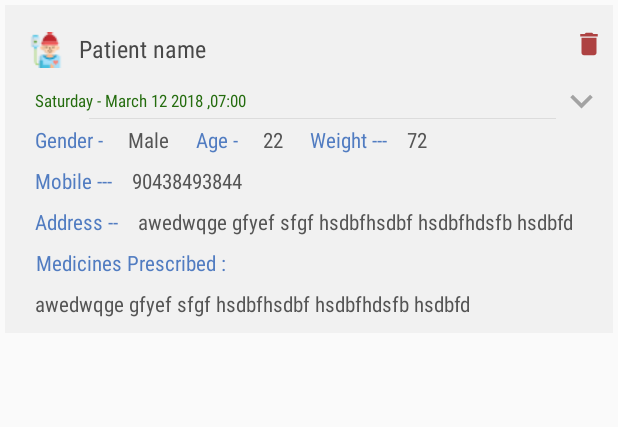
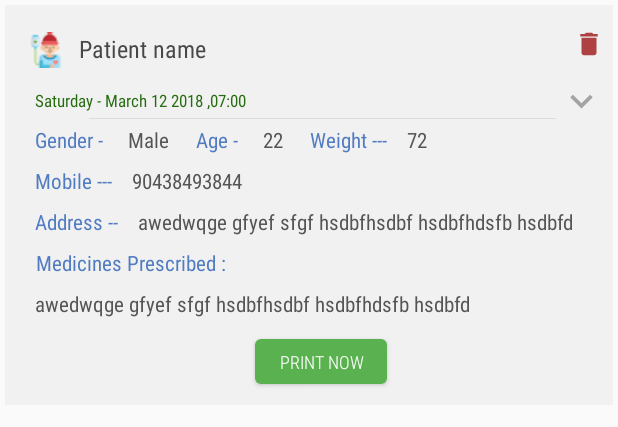
Before and after one commit to saijayant/DoctorsPrescription, an Android app: the layout patient_item_list.xml on its own in the app's theme, with its tools: preview values and no code run, on a phone screen of 412 x 824 dp. Shown: the top 427 px of the screen. Run offline under Robolectric (Android 15) with nearby library versions, the phone set to English and light mode, and no system bars.

Commit message:
added minor fixes

```diff
--- a/app/src/main/java/com/sai_jayant/doctorprescription/AddPatientActivity.java
+++ b/app/src/main/java/com/sai_jayant/doctorprescription/AddPatientActivity.java
@@ -88,6 +88,7 @@ public class AddPatientActivity extends AppCompatActivity {
     private SQLiteDatabase sqLiteDatabase;
     private String date_now;
     private EditText search;
+    private String search_text;
 
 
     @TargetApi(Build.VERSION_CODES.M)
@@ -260,6 +261,7 @@ public class AddPatientActivity extends AppCompatActivity {
             @Override
             public void afterTextChanged(Editable s) {
                 filter(s.toString());
+                search_text=s.toString();
 
             }
         });
@@ -349,6 +351,7 @@ public class AddPatientActivity extends AppCompatActivity {
                 contactNumberLists.add(position, m);
                 adapter1.notifyItemInserted(position);
                 adapter1.notifyDataSetChanged();
+                search.setText(search_text);
 
             }
 
--- a/app/src/main/java/com/sai_jayant/doctorprescription/CostomChildClass.java
+++ b/app/src/main/java/com/sai_jayant/doctorprescription/CostomChildClass.java
@@ -94,7 +94,7 @@ public class CostomChildClass extends Activity {
                 intent.putExtra("setFood", setFood);
                 intent.putExtra("setDosages", setDosages);
                 intent.putExtra("setFrequency", setFrequency);
-                intent.putExtra("cycle", setDays);
+                intent.putExtra("setDays", setDays);
                 intent.putExtra("from", "daily_dosages");
                 intent.putExtra("position", position);
                 intent.putExtra("from_cos", from_cos);
--- a/app/src/main/res/layout/medicine_item_list.xml
+++ b/app/src/main/res/layout/medicine_item_list.xml
@@ -84,6 +84,7 @@
             android:layout_width="match_parent"
             android:layout_height="wrap_content"
             android:layout_below="@+id/check_layout"
+            android:visibility="gone"
            >
 
             <TextView
--- a/app/src/main/res/layout/patient_item_list.xml
+++ b/app/src/main/res/layout/patient_item_list.xml
@@ -319,7 +319,7 @@
                 android:layout_height="wrap_content"
                 android:layout_below="@+id/address_layout"
                 android:layout_marginBottom="0dp"
-                android:orientation="horizontal"
+                android:orientation="vertical"
                 android:weightSum="3">
 
 
@@ -354,7 +354,23 @@
                         />
 
                 </LinearLayout>
+                <Button
+                    android:id="@+id/new_prescription_button"
 
+                    android:layout_width="wrap_content"
+                    android:layout_height="30dp"
+                    android:layout_marginTop="10dp"
+                    android:layout_below="@+id/button_flight_img"
+                    android:layout_centerHorizontal="true"
+                    android:layout_gravity="center"
+                    android:layout_marginLeft="8dp"
+                    android:elevation="4dp"
+                    android:text="  Print now  "
+                    android:background="@drawable/clip_button"
+                    android:fontFamily="sans-serif-condensed-light"
+                    android:textColor="#fff"
+                    android:layout_marginBottom="8dp"
+                    android:textSize="12sp" />
 
             </LinearLayout>
 
```
Also changed, not shown: app/src/main/java/com/sai_jayant/doctorprescription/MedicineAdapter.java (+4 -4 lines).
